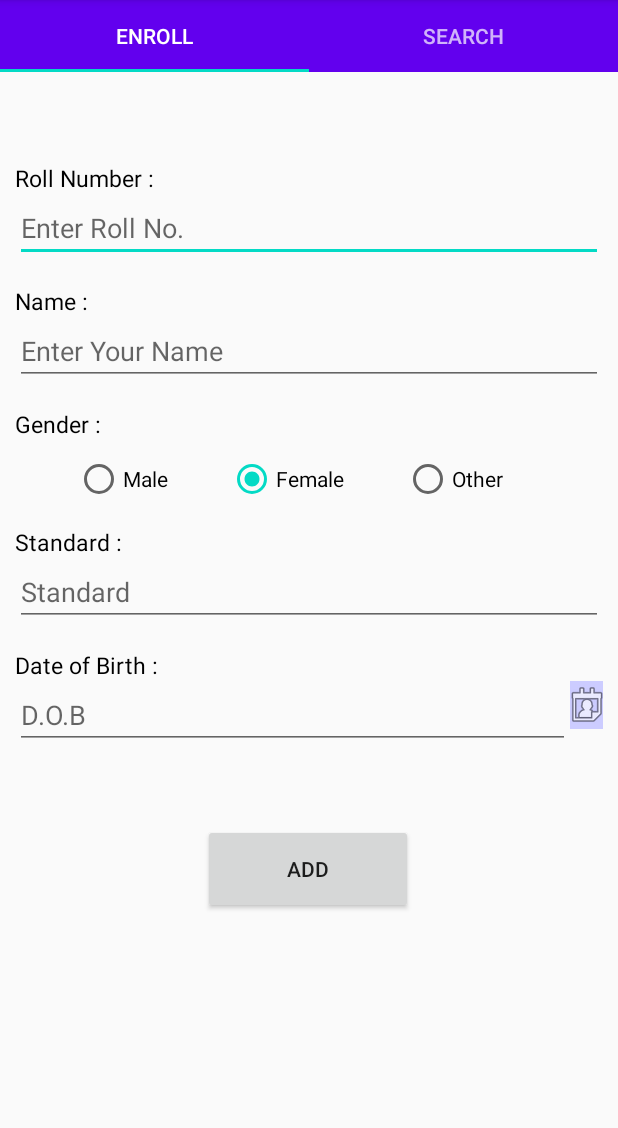
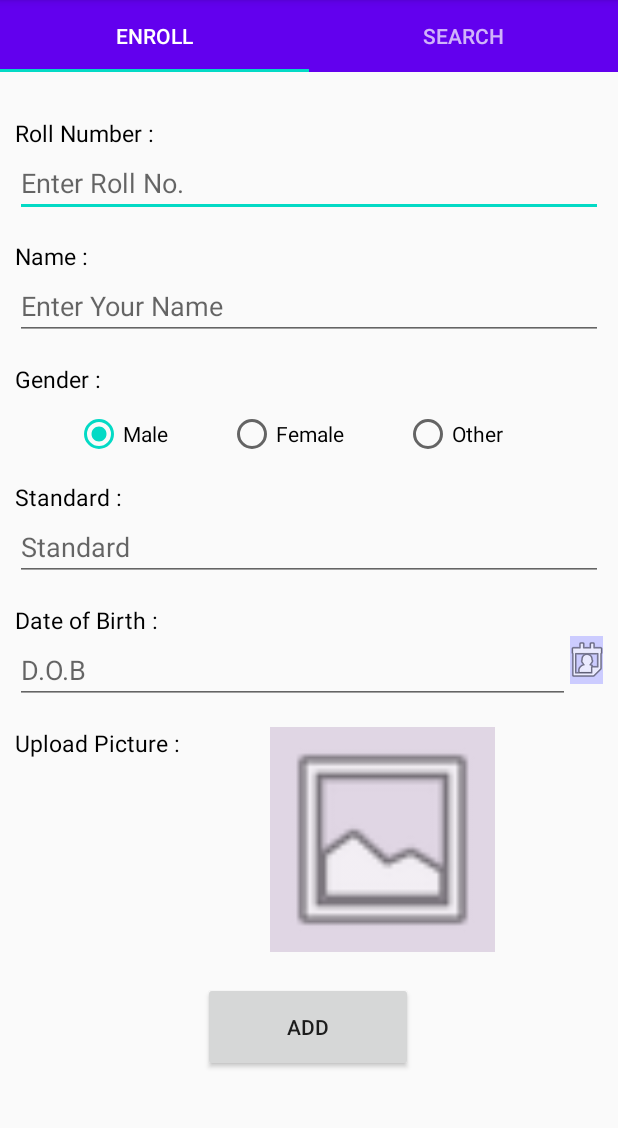
Before and after one commit to RaamanKilaru/Student_Records, an Android app: the screen it shows after launch (MainActivity), on a phone screen of 412 x 824 dp, the part 61-1189 px from its top. Run offline under Robolectric (Android 15) with nearby library versions, the phone set to English and light mode, and no system bars.

Commit message:
Added a Image Capture and  Image View to Enroll tab.

```diff
--- a/app/src/main/AndroidManifest.xml
+++ b/app/src/main/AndroidManifest.xml
@@ -1,6 +1,8 @@
 <?xml version="1.0" encoding="utf-8"?>
 <manifest xmlns:android="http://schemas.android.com/apk/res/android"
     package="com.example.studentrecords">
+
+    <uses-permission android:name="android.permission.READ_EXTERNAL_STORAGE" />
 
     <application
         android:allowBackup="true"
--- a/app/src/main/java/com/example/studentrecords/EnrollFragment.java
+++ b/app/src/main/java/com/example/studentrecords/EnrollFragment.java
@@ -2,6 +2,7 @@ package com.example.studentrecords;
 
 import android.app.DatePickerDialog;
 import android.content.Intent;
+import android.graphics.Bitmap;
 import android.os.Bundle;
 
 import androidx.annotation.NonNull;
@@ -10,6 +11,7 @@ import androidx.fragment.app.Fragment;
 import androidx.fragment.app.FragmentManager;
 import androidx.fragment.app.FragmentTransaction;
 
+import android.provider.MediaStore;
 import android.view.LayoutInflater;
 import android.view.View;
 import android.view.ViewGroup;
@@ -17,6 +19,7 @@ import android.widget.Button;
 import android.widget.DatePicker;
 import android.widget.EditText;
 import android.widget.ImageButton;
+import android.widget.ImageView;
 import android.widget.RadioButton;
 import android.widget.RadioGroup;
 import android.widget.TextView;
@@ -70,6 +73,7 @@ public class EnrollFragment extends Fragment implements DatePickerDialog.OnDateS
     RadioGroup radiogroup;
     RadioButton selected_gender;
     String gender;
+    ImageView imageview;
     @Override
     public void onCreate(Bundle savedInstanceState) {
         super.onCreate(savedInstanceState);
@@ -102,20 +106,33 @@ public class EnrollFragment extends Fragment implements DatePickerDialog.OnDateS
         gender = selected_gender.getText().toString();
         standard = (EditText) v.findViewById(R.id.standard);
         dob = (EditText) v.findViewById(R.id.d_o_b);
+        imageview = (ImageView) v.findViewById(R.id.image_view);
         calendar_btn = (ImageButton) v.findViewById(R.id.calendar_btn);
         addbtn = (Button) v.findViewById(R.id.add);
-            dob.setOnClickListener(new View.OnClickListener() {
+        //setOnClickListener for DatePickerDialog.
+        dob.setOnClickListener(new View.OnClickListener() {
                 @Override
                 public void onClick(View v) {
                     showDatePickerDialog();
                 }
             });
-            calendar_btn.setOnClickListener(new View.OnClickListener() {
+        calendar_btn.setOnClickListener(new View.OnClickListener() {
                 @Override
                 public void onClick(View v) {
                     showDatePickerDialog();
                 }
             });
+
+        //setOnClickListener for Image capture and view it in ImageView.
+        imageview.setOnClickListener(new View.OnClickListener() {
+            @Override
+            public void onClick(View v) {
+                Intent intent1 = new Intent(MediaStore.ACTION_IMAGE_CAPTURE);
+                startActivityForResult(intent1,0);
+            }
+        });
+
+
         return v;
     }
 
@@ -124,4 +141,11 @@ public class EnrollFragment extends Fragment implements DatePickerDialog.OnDateS
         String date = dayOfMonth + "/" + (month+1) + "/" + year;
         dob.setText(date);
     }
+
+    @Override
+    public void onActivityResult(int requestCode, int resultCode, @Nullable Intent data) {
+        super.onActivityResult(requestCode, resultCode, data);
+        Bitmap bitmap = (Bitmap) data.getExtras().get("data");
+        imageview.setImageBitmap(bitmap);
+    }
 }
--- a/app/src/main/res/layout/fragment_enroll.xml
+++ b/app/src/main/res/layout/fragment_enroll.xml
@@ -13,7 +13,7 @@
     <TextView
         android:layout_width="wrap_content"
         android:layout_height="wrap_content"
-        android:layout_marginTop="50sp"
+        android:layout_marginTop="20sp"
         android:textSize="15sp"
         android:textColor="#000"
         android:text="@string/roll_number"/>
@@ -24,9 +24,7 @@
         android:ems="10"
         android:hint="@string/enter_roll_no"
             android:inputType="number"
-        tools:ignore="MissingConstraints">
-        <requestFocus />
-    </EditText>
+        tools:ignore="MissingConstraints"/>
     <TextView
         android:layout_width="wrap_content"
         android:layout_height="wrap_content"
@@ -65,7 +63,7 @@
             android:layout_height="wrap_content"
             android:layout_marginLeft="40sp"
             android:text="@string/male"
-            android:checked="false" />
+            android:checked="true" />
 
         <RadioButton
             android:id="@+id/rb2"
@@ -73,7 +71,7 @@
             android:layout_height="wrap_content"
             android:layout_marginLeft="40sp"
             android:text="@string/female"
-            android:checked="true" />
+            android:checked="false" />
 
         <RadioButton
             android:id="@+id/rb3"
@@ -130,18 +128,48 @@
             android:src="@android:drawable/ic_menu_my_calendar" />
 
     </LinearLayout>
+    <LinearLayout
+        android:layout_width="match_parent"
+        android:layout_height="wrap_content"
+        tools:ignore="MissingConstraints"
+        android:orientation="horizontal" >
+        <TextView
+            android:layout_width="wrap_content"
+            android:layout_height="wrap_content"
+            android:textSize="15sp"
+            android:textColor="#000"
+            android:layout_marginTop="15sp"
+            android:text="@string/upload_picture" />
 
+        <ImageView
+            android:layout_width="150sp"
+            android:layout_height="150sp"
+            android:id="@+id/image_view"
+            android:clickable="true"
+            android:layout_marginTop="15sp"
+            android:layout_marginLeft="60sp"
+            android:background="#E0D6E4"
+            app:srcCompat="@android:drawable/ic_menu_gallery"
+            tools:srcCompat="@tools:sample/avatars" />
+    </LinearLayout>
     <Button
         android:id="@+id/add"
         android:layout_width="140dp"
         android:layout_height="60sp"
         android:text="@string/add"
-        android:layout_marginTop="50sp"
-        android:layout_marginLeft="125sp"
+        android:layout_marginTop="20sp"
+        android:layout_marginLeft="130sp"
         android:theme="@style/Widget.AppCompat.Button.Colored"
         android:layout_marginStart="125sp" />
 
 </LinearLayout>
+
+
+
+
+
+
+
 <!--
     <LinearLayout
         android:layout_width="match_parent"
--- a/app/src/main/res/layout/fragment_search.xml
+++ b/app/src/main/res/layout/fragment_search.xml
@@ -4,6 +4,8 @@
     xmlns:tools="http://schemas.android.com/tools"
     android:layout_width="match_parent"
     android:layout_height="match_parent"
+    android:isScrollContainer="true"
+    android:scrollbarStyle="insideOverlay"
     tools:context=".SearchFragment">
 
     <TextView
--- a/app/src/main/res/values/strings.xml
+++ b/app/src/main/res/values/strings.xml
@@ -24,4 +24,5 @@
     <string name="male">Male</string>
     <string name="gender">Gender :</string>
     <string name="other">Other</string>
+    <string name="upload_picture">Upload Picture :</string>
 </resources>
```
Lines whose indentation alone changed are shown as unchanged.
